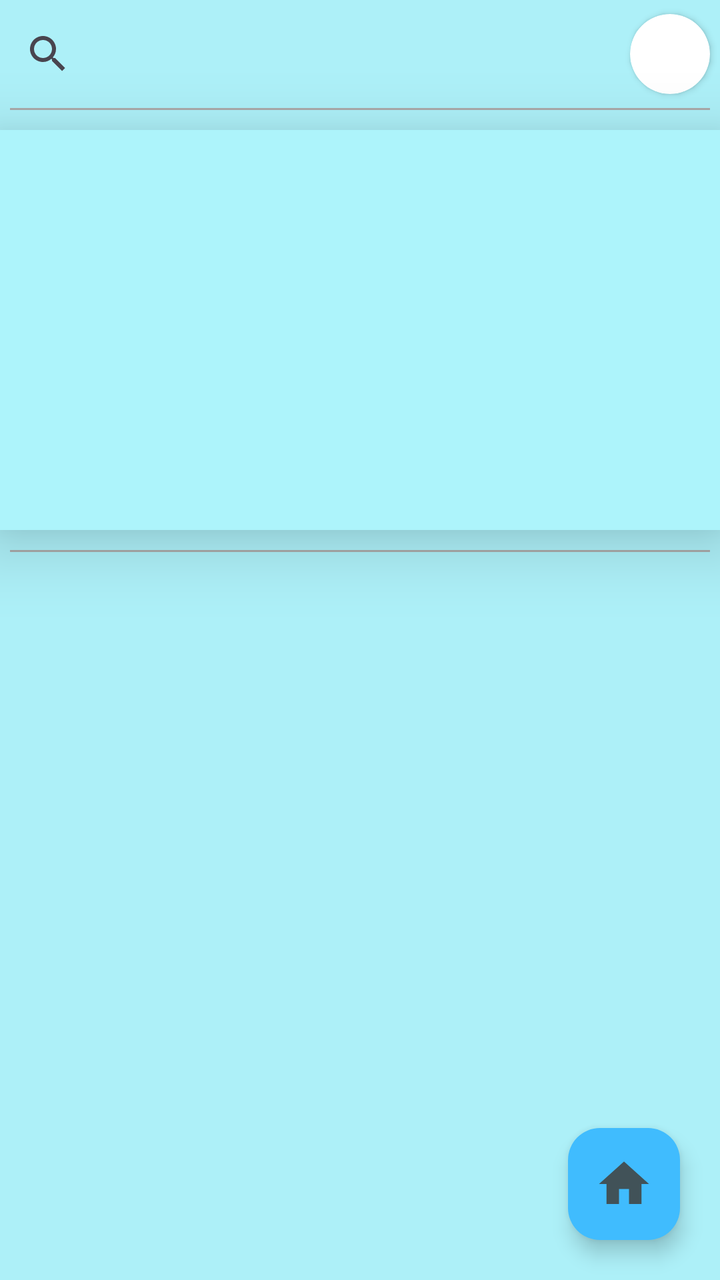
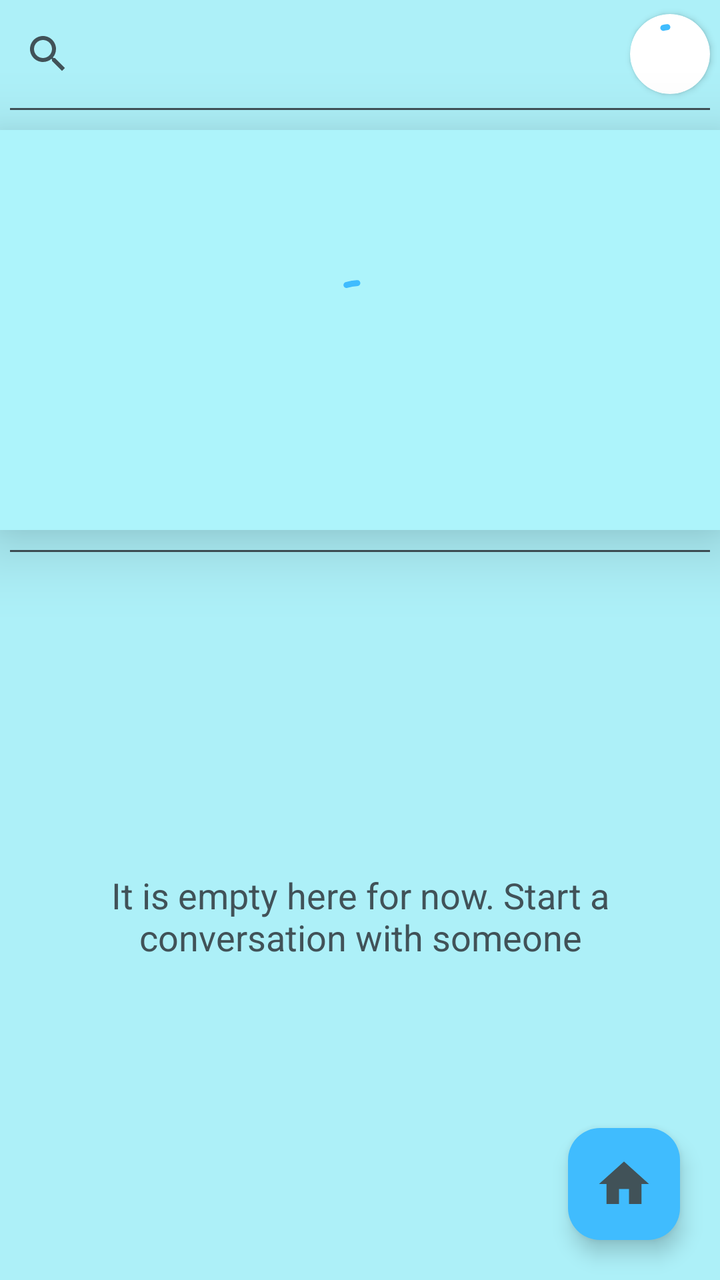

Compare the two renders of this Android layout. The source of the first and the diff that turns it into the second are given below.
<!-- AndroidManifest.xml: application theme Theme.Talk -->
<!-- res/layout/fragment_main_menu.xml -->
<?xml version="1.0" encoding="utf-8"?>
<androidx.constraintlayout.widget.ConstraintLayout xmlns:android="http://schemas.android.com/apk/res/android"
    xmlns:app="http://schemas.android.com/apk/res-auto"
    xmlns:tools="http://schemas.android.com/tools"
    android:layout_width="match_parent"
    android:layout_height="match_parent"
    android:background="@color/backGroundMain"
    tools:context=".view.fragment.MainMenuFragment">

    <SearchView
        android:id="@+id/searcher"
        android:layout_width="match_parent"
        android:layout_height="wrap_content"
        android:layout_marginTop="3dp"
        app:queryHint="@string/findSearchViewTextHint"
        android:queryBackground="@android:color/transparent"
        app:layout_constraintEnd_toEndOf="parent"
        app:layout_constraintStart_toStartOf="parent"
        app:layout_constraintTop_toTopOf="parent"
        app:queryBackground="@android:color/transparent" />

    <androidx.cardview.widget.CardView
        android:id="@+id/cardView"
        android:layout_width="40dp"
        android:layout_height="40dp"
        app:cardCornerRadius="25dp"
        android:layout_marginEnd="5dp"
        app:layout_constraintEnd_toEndOf="parent"
        app:layout_constraintTop_toTopOf="@+id/searcher"
        app:layout_constraintBottom_toBottomOf="@+id/searcher">

        <ProgressBar
            android:id="@+id/progressBar"
            style="?android:attr/progressBarStyle"
            android:layout_gravity="center"
            android:layout_width="30dp"
            android:layout_height="30dp" />

        <ImageView
            android:id="@+id/currentUserPhoto"
            android:layout_width="match_parent"
            android:layout_height="match_parent"
            android:visibility="gone"
            android:scaleType="centerCrop"
            android:layout_gravity="center"
            android:src="@drawable/drawable_icon_insert_photo" />

    </androidx.cardview.widget.CardView>

    <View
        android:id="@+id/view"
        android:layout_width="match_parent"
        android:layout_marginTop="3dp"
        android:layout_height="1dp"
        android:layout_marginStart="5dp"
        android:layout_marginEnd="5dp"
        android:background="@android:color/darker_gray"
        app:layout_constraintEnd_toEndOf="parent"
        app:layout_constraintStart_toStartOf="parent"
        app:layout_constraintTop_toBottomOf="@+id/searcher" />

    <androidx.recyclerview.widget.RecyclerView
        android:id="@+id/recyclerViewAllUsers"
        android:layout_width="match_parent"
        android:layout_height="200dp"
        android:layout_marginTop="10dp"
        app:layoutManager="androidx.recyclerview.widget.LinearLayoutManager"
        android:orientation="horizontal"
        tools:itemCount="3"
        android:elevation="20dp"
        android:background="@color/backGroundDarkerMain"
        tools:listitem="@layout/item_recycler_view_user_card"
        app:layout_constraintEnd_toEndOf="parent"
        app:layout_constraintStart_toStartOf="parent"
        app:layout_constraintTop_toBottomOf="@+id/view"/>

    <View
        android:id="@+id/view1"
        android:layout_width="match_parent"
        android:layout_height="1dp"
        android:layout_marginStart="5dp"
        android:layout_marginTop="10dp"
        android:layout_marginEnd="5dp"
        android:background="@android:color/darker_gray"
        app:layout_constraintEnd_toEndOf="parent"
        app:layout_constraintStart_toStartOf="parent"
        app:layout_constraintTop_toBottomOf="@+id/recyclerViewAllUsers" />

    <androidx.recyclerview.widget.RecyclerView
        android:id="@+id/allUserDialogs"
        android:layout_width="0dp"
        app:layoutManager="androidx.recyclerview.widget.LinearLayoutManager"
        android:layout_height="0dp"
        android:layout_marginBottom="10dp"
        app:layout_constraintBottom_toBottomOf="parent"
        app:layout_constraintEnd_toEndOf="parent"
        app:layout_constraintStart_toStartOf="parent"
        tools:listitem="@layout/item_recycler_view_user_chats"
        app:layout_constraintTop_toBottomOf="@+id/view1" />

    <com.google.android.material.floatingactionbutton.FloatingActionButton
        android:id="@+id/buttonExit"
        android:layout_width="wrap_content"
        android:layout_height="wrap_content"
        android:layout_marginEnd="20dp"
        android:layout_marginBottom="20dp"
        android:foregroundGravity="center"
        app:backgroundTint="@color/colorStart"
        app:layout_constraintBottom_toBottomOf="parent"
        app:layout_constraintEnd_toEndOf="parent"
        app:maxImageSize="30dp"
        app:srcCompat="@drawable/drawable_icon_home"
        app:tint="@color/nameAppColor" />


</androidx.constraintlayout.widget.ConstraintLayout>
<!-- res/layout/item_recycler_view_user_card.xml (included above) -->
<?xml version="1.0" encoding="utf-8"?>
<androidx.cardview.widget.CardView
    android:id="@+id/cardView"
    xmlns:app="http://schemas.android.com/apk/res-auto"
    xmlns:android="http://schemas.android.com/apk/res/android"
    android:layout_width="150dp"
    android:layout_height="wrap_content"
    android:layout_gravity="center"
    android:layout_marginTop="5dp"
    android:layout_marginEnd="5dp"
    android:layout_marginStart="3dp"
    android:elevation="20dp"
    app:cardCornerRadius="15dp"
    app:layout_constraintEnd_toEndOf="parent"
    app:layout_constraintStart_toStartOf="parent"
    app:layout_constraintTop_toTopOf="parent">

    <ImageView
        android:id="@+id/userPhoto"
        android:layout_width="match_parent"
        android:layout_height="190dp"
        android:layout_gravity="center"
        android:scaleType="centerCrop"
        android:visibility="invisible"
        app:srcCompat="@drawable/drawable_icon_insert_photo" />

    <ProgressBar
        android:id="@+id/progressBar"
        style="?android:attr/progressBarStyle"
        android:layout_width="50dp"
        android:layout_height="50dp"
        android:layout_gravity="center" />

    <TextView
        android:id="@+id/userName"
        android:layout_width="wrap_content"
        android:layout_height="wrap_content"
        android:layout_gravity="bottom"
        android:layout_marginStart="5dp"
        android:layout_marginBottom="5dp"
        android:maxLines="1"
        android:maxEms="10"
        android:alpha="0.8"
        android:ellipsize="end"
        android:background="@drawable/style_text_user_item_recycler"
        android:padding="1dp"
        android:text="@string/itemUserName"
        android:textColor="@color/black"
        android:textSize="20sp" />
    <View
        android:id="@+id/connectDote"
        android:layout_width="10dp"
        android:layout_height="10dp"
        android:alpha="0.8"
        android:background="@drawable/style_card_connection"
        android:layout_gravity="bottom|end"
        android:layout_marginBottom="15dp"
        android:layout_marginEnd="5dp"/>

</androidx.cardview.widget.CardView>
<!-- res/layout/item_recycler_view_user_chats.xml (included above) -->
<?xml version="1.0" encoding="utf-8"?>
<androidx.constraintlayout.widget.ConstraintLayout
    android:id="@+id/constraint"
    xmlns:app="http://schemas.android.com/apk/res-auto"
    xmlns:android="http://schemas.android.com/apk/res/android"
    android:layout_width="match_parent"
    android:layout_height="wrap_content"
    android:layout_marginTop="1dp"
    android:layout_gravity="top"
    app:layout_constraintEnd_toEndOf="parent"
    app:layout_constraintStart_toStartOf="parent"
    app:layout_constraintTop_toTopOf="parent">

    <androidx.cardview.widget.CardView
        android:id="@+id/cardView"
        android:layout_width="50dp"
        android:layout_height="50dp"
        app:cardCornerRadius="25dp"
        android:layout_marginStart="3dp"
        app:layout_constraintBottom_toBottomOf="parent"
        app:layout_constraintStart_toStartOf="parent"
        app:layout_constraintTop_toTopOf="parent">

        <ImageView
            android:id="@+id/userPhoto"
            android:layout_width="match_parent"
            android:layout_height="match_parent"
            android:layout_gravity="center"
            android:scaleType="centerCrop"
            android:visibility="invisible"
            app:srcCompat="@drawable/drawable_icon_insert_photo" />

        <ProgressBar
            android:id="@+id/progressBar"
            style="?android:attr/progressBarStyle"
            android:layout_width="30dp"
            android:layout_height="30dp"
            android:layout_gravity="center" />

    </androidx.cardview.widget.CardView>


    <TextView
        android:id="@+id/userName"
        android:layout_width="wrap_content"
        android:layout_height="wrap_content"
        android:layout_marginStart="3dp"
        android:text="@string/itemUserName"
        android:textColor="@color/black"
        android:textSize="15sp"
        app:layout_constraintStart_toEndOf="@+id/cardView"
        app:layout_constraintTop_toTopOf="@+id/cardView" />

    <TextView
        android:id="@+id/lastMessage"
        android:layout_width="200dp"
        android:layout_height="wrap_content"
        android:layout_marginStart="3dp"
        android:ellipsize="end"
        android:maxLines="1"
        android:text="@string/lastMessage"
        android:textColor="@android:color/darker_gray"
        android:textSize="15sp"
        app:layout_constraintBottom_toBottomOf="@+id/cardView"
        app:layout_constraintStart_toEndOf="@+id/cardView"
        app:layout_constraintTop_toTopOf="@+id/cardView" />

    <TextView
        android:id="@+id/timeSend"
        android:layout_width="wrap_content"
        android:layout_height="wrap_content"
        android:layout_marginEnd="3dp"
        android:ellipsize="end"
        android:maxLines="1"
        android:text="@string/date"
        android:textColor="@android:color/darker_gray"
        android:textSize="15sp"
        app:layout_constraintEnd_toEndOf="parent"
        app:layout_constraintTop_toTopOf="@+id/cardView"
        app:layout_constraintBottom_toBottomOf="@+id/cardView"/>

    <View
        android:id="@+id/view"
        android:layout_width="match_parent"
        android:layout_height="1dp"
        android:layout_marginTop="1dp"
        android:layout_marginStart="5dp"
        android:layout_marginEnd="5dp"
        android:background="@android:color/darker_gray"
        app:layout_constraintTop_toBottomOf="@+id/cardView"
        app:layout_constraintEnd_toEndOf="parent"
        app:layout_constraintStart_toStartOf="parent" />

</androidx.constraintlayout.widget.ConstraintLayout>
<!-- resources referenced by this layout -->
<resources>
  <color name="backGroundDarkerMain">#ADF4FB</color>
  <color name="backGroundMain">#ADF0F8</color>
  <color name="black">#FF000000</color>
  <color name="colorStart">#40BCFE</color>
  <color name="nameAppColor">#415258</color>
  <!-- drawable drawable_icon_home (drawable) -->
  <vector android:height="24dp" android:tint="@color/nameAppColor"
      android:viewportHeight="24" android:viewportWidth="24"
      android:width="24dp" xmlns:android="http://schemas.android.com/apk/res/android">
      <path android:fillColor="@android:color/white" android:pathData="M10,20v-6h4v6h5v-8h3L12,3 2,12h3v8z"/>
  </vector>
  <!-- drawable drawable_icon_insert_photo (drawable) -->
  <vector android:height="24dp" android:tint="#000000"
      android:viewportHeight="24" android:viewportWidth="24"
      android:width="24dp" xmlns:android="http://schemas.android.com/apk/res/android">
      <path android:fillColor="@android:color/white" android:pathData="M12,12c2.21,0 4,-1.79 4,-4s-1.79,-4 -4,-4 -4,1.79 -4,4 1.79,4 4,4zM12,14c-2.67,0 -8,1.34 -8,4v2h16v-2c0,-2.66 -5.33,-4 -8,-4z"/>
  </vector>
  <!-- drawable style_card_connection (drawable) -->
  <?xml version="1.0" encoding="utf-8"?>
  <shape xmlns:android="http://schemas.android.com/apk/res/android">
      <solid android:color="@color/connection"/>
      <corners android:radius="30dp" />
      <stroke android:width="1dp"
          android:color="@android:color/darker_gray"/>
  
  </shape>
  <!-- drawable style_text_user_item_recycler (drawable) -->
  <?xml version="1.0" encoding="utf-8"?>
  <shape xmlns:android="http://schemas.android.com/apk/res/android">
      <gradient
          android:startColor="@color/colorStart"
          android:centerColor="@color/colorCenter"
          android:endColor="@color/colorEnd" />
      <corners android:radius="5dp"/>
  </shape>
  <string name="date">30/09/2024</string>
  <string name="findSearchViewTextHint">Find people</string>
  <string name="itemUserName">Андрей</string>
  <string name="lastMessage">You: hello!</string>
  <style name="Theme.Talk" parent="Base.Theme.Talk" />
  <color name="connection">#4CAF50</color>
  <color name="colorCenter">#00BCD4</color>
  <color name="colorEnd">#A9DBF4</color>
  <style name="Base.Theme.Talk" parent="Theme.Material3.Light.NoActionBar">
          
          
          <item name="android:statusBarColor">@color/backGroundMain</item>
          <item name="android:textCursorDrawable">@drawable/style_cursor_color</item>
      </style>
  <!-- drawable style_cursor_color (drawable) -->
  <?xml version="1.0" encoding="utf-8"?>
  <shape xmlns:android="http://schemas.android.com/apk/res/android">
      <solid android:color="@color/black" />
      <size android:width="1dp" />
  </shape>
</resources>

<!-- the commit's change to res/layout/fragment_main_menu.xml (unified diff, before → after) -->
@@ -7,11 +7,12 @@
     android:background="@color/backGroundMain"
     tools:context=".view.fragment.MainMenuFragment">
 
-    <SearchView
+    <androidx.appcompat.widget.SearchView
         android:id="@+id/searcher"
         android:layout_width="match_parent"
         android:layout_height="wrap_content"
         android:layout_marginTop="3dp"
+        app:searchIcon="@drawable/drawable_icon_search"
         app:queryHint="@string/findSearchViewTextHint"
         android:queryBackground="@android:color/transparent"
         app:layout_constraintEnd_toEndOf="parent"
@@ -29,12 +30,16 @@
         app:layout_constraintTop_toTopOf="@+id/searcher"
         app:layout_constraintBottom_toBottomOf="@+id/searcher">
 
-        <ProgressBar
+        <com.google.android.material.progressindicator.CircularProgressIndicator
             android:id="@+id/progressBar"
-            style="?android:attr/progressBarStyle"
+            android:layout_width="0dp"
+            android:layout_height="0dp"
+            android:indeterminate="true"
             android:layout_gravity="center"
-            android:layout_width="30dp"
-            android:layout_height="30dp" />
+            app:indicatorColor="@color/statePressedIcon"
+            app:indicatorSize="30sp"
+            app:trackColor="@color/nameAppColor"
+            app:trackThickness="3dp" />
 
         <ImageView
             android:id="@+id/currentUserPhoto"
@@ -54,7 +59,7 @@
         android:layout_height="1dp"
         android:layout_marginStart="5dp"
         android:layout_marginEnd="5dp"
-        android:background="@android:color/darker_gray"
+        android:background="@color/colorGrey"
         app:layout_constraintEnd_toEndOf="parent"
         app:layout_constraintStart_toStartOf="parent"
         app:layout_constraintTop_toBottomOf="@+id/searcher" />
@@ -64,15 +69,33 @@
         android:layout_width="match_parent"
         android:layout_height="200dp"
         android:layout_marginTop="10dp"
-        app:layoutManager="androidx.recyclerview.widget.LinearLayoutManager"
         android:orientation="horizontal"
+        android:background="@color/backGroundDarkerMain"
+        android:clipChildren="false"
+        android:clipToPadding="false"
         tools:itemCount="3"
         android:elevation="20dp"
-        android:background="@color/backGroundDarkerMain"
         tools:listitem="@layout/item_recycler_view_user_card"
         app:layout_constraintEnd_toEndOf="parent"
         app:layout_constraintStart_toStartOf="parent"
         app:layout_constraintTop_toBottomOf="@+id/view"/>
+
+    <com.google.android.material.progressindicator.CircularProgressIndicator
+        android:id="@+id/progressBarRecyclerViewAllUsers"
+        android:layout_width="30dp"
+        android:layout_height="30dp"
+        android:layout_gravity="center"
+        android:indeterminate="true"
+        app:indicatorColor="@color/statePressedIcon"
+        app:indicatorSize="50sp"
+        android:elevation="22dp"
+        app:layout_constraintBottom_toBottomOf="@id/recyclerViewAllUsers"
+        app:layout_constraintTop_toTopOf="@+id/recyclerViewAllUsers"
+        app:layout_constraintEnd_toEndOf="@+id/recyclerViewAllUsers"
+        app:layout_constraintStart_toStartOf="@+id/recyclerViewAllUsers"
+        app:trackColor="@color/nameAppColor"
+        app:trackThickness="3dp" />
+
 
     <View
         android:id="@+id/view1"
@@ -81,7 +104,7 @@
         android:layout_marginStart="5dp"
         android:layout_marginTop="10dp"
         android:layout_marginEnd="5dp"
-        android:background="@android:color/darker_gray"
+        android:background="@color/colorGrey"
         app:layout_constraintEnd_toEndOf="parent"
         app:layout_constraintStart_toStartOf="parent"
         app:layout_constraintTop_toBottomOf="@+id/recyclerViewAllUsers" />
@@ -91,11 +114,25 @@
         android:layout_width="0dp"
         app:layoutManager="androidx.recyclerview.widget.LinearLayoutManager"
         android:layout_height="0dp"
+        android:visibility="gone"
         android:layout_marginBottom="10dp"
         app:layout_constraintBottom_toBottomOf="parent"
         app:layout_constraintEnd_toEndOf="parent"
         app:layout_constraintStart_toStartOf="parent"
         tools:listitem="@layout/item_recycler_view_user_chats"
+        app:layout_constraintTop_toBottomOf="@+id/view1" />
+
+    <TextView
+        android:id="@+id/startConversation"
+        android:layout_width="300dp"
+        android:layout_height="wrap_content"
+        android:textSize="18sp"
+        android:gravity="center"
+        android:textColor="@color/colorGrey"
+        android:text="@string/startConversation"
+        app:layout_constraintBottom_toBottomOf="parent"
+        app:layout_constraintEnd_toEndOf="parent"
+        app:layout_constraintStart_toStartOf="parent"
         app:layout_constraintTop_toBottomOf="@+id/view1" />
 
     <com.google.android.material.floatingactionbutton.FloatingActionButton
@@ -116,45 +153,47 @@
 </androidx.constraintlayout.widget.ConstraintLayout>
 <!-- res/layout/item_recycler_view_user_card.xml (included above) -->
 <?xml version="1.0" encoding="utf-8"?>
-<androidx.cardview.widget.CardView
-    android:id="@+id/cardView"
+<com.google.android.material.carousel.MaskableFrameLayout
+    xmlns:android="http://schemas.android.com/apk/res/android"
     xmlns:app="http://schemas.android.com/apk/res-auto"
-    xmlns:android="http://schemas.android.com/apk/res/android"
+    android:id="@+id/carousel_item_container"
     android:layout_width="150dp"
-    android:layout_height="wrap_content"
-    android:layout_gravity="center"
-    android:layout_marginTop="5dp"
-    android:layout_marginEnd="5dp"
-    android:layout_marginStart="3dp"
-    android:elevation="20dp"
-    app:cardCornerRadius="15dp"
-    app:layout_constraintEnd_toEndOf="parent"
-    app:layout_constraintStart_toStartOf="parent"
-    app:layout_constraintTop_toTopOf="parent">
+    android:layout_height="match_parent"
+    android:layout_marginTop="8dp"
+    android:layout_marginBottom="8dp"
+    android:layout_marginStart="4dp"
+    android:layout_marginEnd="4dp"
+    android:foreground="?attr/selectableItemBackground"
+    app:shapeAppearance="?attr/shapeAppearanceCornerExtraLarge">
 
     <ImageView
         android:id="@+id/userPhoto"
         android:layout_width="match_parent"
-        android:layout_height="190dp"
+        android:layout_height="match_parent"
         android:layout_gravity="center"
         android:scaleType="centerCrop"
         android:visibility="invisible"
         app:srcCompat="@drawable/drawable_icon_insert_photo" />
 
-    <ProgressBar
+    <com.google.android.material.progressindicator.CircularProgressIndicator
         android:id="@+id/progressBar"
-        style="?android:attr/progressBarStyle"
         android:layout_width="50dp"
         android:layout_height="50dp"
-        android:layout_gravity="center" />
+        android:indeterminate="true"
+        android:layout_gravity="center"
+        app:indicatorColor="@color/statePressedIcon"
+        app:indicatorSize="50sp"
+        app:trackColor="@color/nameAppColor"
+        app:trackThickness="3dp" />
 
     <TextView
         android:id="@+id/userName"
         android:layout_width="wrap_content"
         android:layout_height="wrap_content"
-        android:layout_gravity="bottom"
-        android:layout_marginStart="5dp"
+        android:layout_gravity="bottom|start"
+        android:layout_marginStart="15dp"
         android:layout_marginBottom="5dp"
+        android:fontFamily="sans-serif"
         android:maxLines="1"
         android:maxEms="10"
         android:alpha="0.8"
@@ -163,7 +202,7 @@
         android:padding="1dp"
         android:text="@string/itemUserName"
         android:textColor="@color/black"
-        android:textSize="20sp" />
+        android:textSize="18sp" />
     <View
         android:id="@+id/connectDote"
         android:layout_width="10dp"
@@ -172,9 +211,11 @@
         android:background="@drawable/style_card_connection"
         android:layout_gravity="bottom|end"
         android:layout_marginBottom="15dp"
-        android:layout_marginEnd="5dp"/>
-
-</androidx.cardview.widget.CardView>
+        android:layout_marginEnd="10dp"/>
+
+
+
+</com.google.android.material.carousel.MaskableFrameLayout>
 <!-- res/layout/item_recycler_view_user_chats.xml (included above) -->
 <?xml version="1.0" encoding="utf-8"?>
 <androidx.constraintlayout.widget.ConstraintLayout
@@ -191,9 +232,9 @@
 
     <androidx.cardview.widget.CardView
         android:id="@+id/cardView"
-        android:layout_width="50dp"
-        android:layout_height="50dp"
-        app:cardCornerRadius="25dp"
+        android:layout_width="60dp"
+        android:layout_height="60dp"
+        app:cardCornerRadius="50dp"
         android:layout_marginStart="3dp"
         app:layout_constraintBottom_toBottomOf="parent"
         app:layout_constraintStart_toStartOf="parent"
@@ -208,12 +249,16 @@
             android:visibility="invisible"
             app:srcCompat="@drawable/drawable_icon_insert_photo" />
 
-        <ProgressBar
+        <com.google.android.material.progressindicator.CircularProgressIndicator
             android:id="@+id/progressBar"
-            style="?android:attr/progressBarStyle"
-            android:layout_width="30dp"
-            android:layout_height="30dp"
-            android:layout_gravity="center" />
+            android:layout_width="0dp"
+            android:layout_height="0dp"
+            android:indeterminate="true"
+            android:layout_gravity="center"
+            app:indicatorColor="@color/statePressedIcon"
+            app:indicatorSize="30sp"
+            app:trackColor="@color/nameAppColor"
+            app:trackThickness="3dp" />
 
     </androidx.cardview.widget.CardView>
 
@@ -222,10 +267,11 @@
         android:id="@+id/userName"
         android:layout_width="wrap_content"
         android:layout_height="wrap_content"
-        android:layout_marginStart="3dp"
+        android:layout_marginStart="5dp"
         android:text="@string/itemUserName"
+        android:fontFamily="sans-serif"
         android:textColor="@color/black"
-        android:textSize="15sp"
+        android:textSize="18sp"
         app:layout_constraintStart_toEndOf="@+id/cardView"
         app:layout_constraintTop_toTopOf="@+id/cardView" />
 
@@ -233,12 +279,13 @@
         android:id="@+id/lastMessage"
         android:layout_width="200dp"
         android:layout_height="wrap_content"
-        android:layout_marginStart="3dp"
+        android:layout_marginStart="5dp"
         android:ellipsize="end"
         android:maxLines="1"
+        android:fontFamily="sans-serif"
         android:text="@string/lastMessage"
-        android:textColor="@android:color/darker_gray"
-        android:textSize="15sp"
+        android:textColor="@color/colorGrey"
+        android:textSize="18sp"
         app:layout_constraintBottom_toBottomOf="@+id/cardView"
         app:layout_constraintStart_toEndOf="@+id/cardView"
         app:layout_constraintTop_toTopOf="@+id/cardView" />
@@ -247,26 +294,26 @@
         android:id="@+id/timeSend"
         android:layout_width="wrap_content"
         android:layout_height="wrap_content"
-        android:layout_marginEnd="3dp"
+        android:layout_marginEnd="5dp"
         android:ellipsize="end"
+        android:fontFamily="sans-serif"
         android:maxLines="1"
         android:text="@string/date"
-        android:textColor="@android:color/darker_gray"
-        android:textSize="15sp"
-        app:layout_constraintEnd_toEndOf="parent"
-        app:layout_constraintTop_toTopOf="@+id/cardView"
-        app:layout_constraintBottom_toBottomOf="@+id/cardView"/>
+        android:textColor="@color/colorGrey"
+        android:textSize="18sp"
+        app:layout_constraintBottom_toBottomOf="@+id/userName"
+        app:layout_constraintEnd_toEndOf="parent"
+        app:layout_constraintTop_toTopOf="@+id/userName" />
 
     <View
         android:id="@+id/view"
-        android:layout_width="match_parent"
+        android:layout_width="0dp"
         android:layout_height="1dp"
         android:layout_marginTop="1dp"
-        android:layout_marginStart="5dp"
-        android:layout_marginEnd="5dp"
-        android:background="@android:color/darker_gray"
+        android:layout_marginEnd="5dp"
+        android:background="@color/colorGrey"
         app:layout_constraintTop_toBottomOf="@+id/cardView"
         app:layout_constraintEnd_toEndOf="parent"
-        app:layout_constraintStart_toStartOf="parent" />
+        app:layout_constraintStart_toEndOf="@+id/cardView" />
 
 </androidx.constraintlayout.widget.ConstraintLayout>
<!-- resource entries referenced after the edit -->
@@ -3,8 +3,10 @@
   <color name="backGroundDarkerMain">#ADF4FB</color>
   <color name="backGroundMain">#ADF0F8</color>
   <color name="black">#FF000000</color>
+  <color name="colorGrey">#415258</color>
   <color name="colorStart">#40BCFE</color>
   <color name="nameAppColor">#415258</color>
+  <color name="statePressedIcon">#40BCFE</color>
   <!-- drawable drawable_icon_home (drawable) -->
   <vector android:height="24dp" android:tint="@color/nameAppColor"
       android:viewportHeight="24" android:viewportWidth="24"
@@ -16,6 +18,12 @@
       android:viewportHeight="24" android:viewportWidth="24"
       android:width="24dp" xmlns:android="http://schemas.android.com/apk/res/android">
       <path android:fillColor="@android:color/white" android:pathData="M12,12c2.21,0 4,-1.79 4,-4s-1.79,-4 -4,-4 -4,1.79 -4,4 1.79,4 4,4zM12,14c-2.67,0 -8,1.34 -8,4v2h16v-2c0,-2.66 -5.33,-4 -8,-4z"/>
+  </vector>
+  <!-- drawable drawable_icon_search (drawable) -->
+  <vector android:height="24dp" android:tint="@color/nameAppColor"
+      android:viewportHeight="24" android:viewportWidth="24"
+      android:width="24dp" xmlns:android="http://schemas.android.com/apk/res/android">
+      <path android:fillColor="@android:color/white" android:pathData="M15.5,14h-0.79l-0.28,-0.27C15.41,12.59 16,11.11 16,9.5 16,5.91 13.09,3 9.5,3S3,5.91 3,9.5 5.91,16 9.5,16c1.61,0 3.09,-0.59 4.23,-1.57l0.27,0.28v0.79l5,4.99L20.49,19l-4.99,-5zM9.5,14C7.01,14 5,11.99 5,9.5S7.01,5 9.5,5 14,7.01 14,9.5 11.99,14 9.5,14z"/>
   </vector>
   <!-- drawable style_card_connection (drawable) -->
   <?xml version="1.0" encoding="utf-8"?>
@@ -39,6 +47,7 @@
   <string name="findSearchViewTextHint">Find people</string>
   <string name="itemUserName">Андрей</string>
   <string name="lastMessage">You: hello!</string>
+  <string name="startConversation">It is empty here for now. Start a conversation with someone</string>
   <style name="Theme.Talk" parent="Base.Theme.Talk" />
   <color name="connection">#4CAF50</color>
   <color name="colorCenter">#00BCD4</color>
